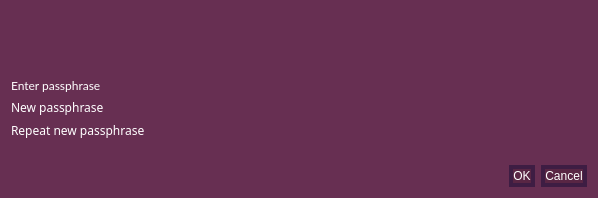
This is src/qt/forms/askpassphrasedialog.ui in talkcoin/talkcoin-wallet as Qt 5 draws it before an edit. The edited form follows.
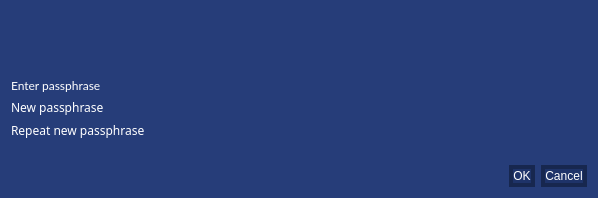
This is the edited form.

```diff
--- a/src/qt/forms/askpassphrasedialog.ui
+++ b/src/qt/forms/askpassphrasedialog.ui
@@ -26,7 +26,7 @@
    <string>Passphrase Dialog</string>
   </property>
   <property name="styleSheet">
-   <string notr="true">background-color: rgb(103, 47, 82);</string>
+   <string notr="true">background-color: rgb(38, 61, 121);</string>
   </property>
   <layout class="QVBoxLayout" name="verticalLayout">
    <item>
@@ -272,8 +272,8 @@
        </property>
        <property name="styleSheet">
         <string notr="true">QLineEdit {
-background-color: rgb(103, 47, 82);
-border-color:rgb(255,255,255);
+background-color: rgb(38, 61, 121);
+border-color:rgb(255, 255, 255);
 border-width: 2px;
 color: rgb(255, 255, 255);
 }
@@ -316,8 +316,8 @@
        </property>
        <property name="styleSheet">
         <string notr="true">QLineEdit {
-background-color: rgb(103, 47, 82);
-border-color:rgb(255,255,255);
+background-color: rgb(38, 61, 121);
+border-color:rgb(255, 255, 255);
 border-width: 2px;
 color: rgb(255, 255, 255);
 }</string>
@@ -356,8 +356,8 @@
       <widget class="QLineEdit" name="passEdit3">
        <property name="styleSheet">
         <string notr="true">QLineEdit {
-background-color: rgb(103, 47, 82);
-border-color:rgb(255,255,255);
+background-color: rgb(38, 61, 121);
+border-color:rgb(255, 255, 255);
 border-width: 2px;
 color: rgb(255, 255, 255);
 }</string>
@@ -400,14 +400,14 @@
       <string notr="true">QPushButton{
 border: 4px solid;
 border-radius: 13px;
-background-color: rgb(89, 38, 68);
+background-color: rgb(30, 51, 105);
 selection-background-color: rgb(85, 255, 38);
 color: rgb(255, 255, 255);
-border-color: rgb(62, 29, 67);}
+border-color: rgb(23, 39, 79);}
 /*
 selection-background-color: rgb(85, 170, 0);
 color: rgb(255, 255, 255);
-border-color: rgb(62, 29, 67);
+border-color: rgb(23, 39, 79);
 */</string>
      </property>
      <property name="orientation">
```
Left out of the diff: 4 changed lines with no effect on the pictures.
